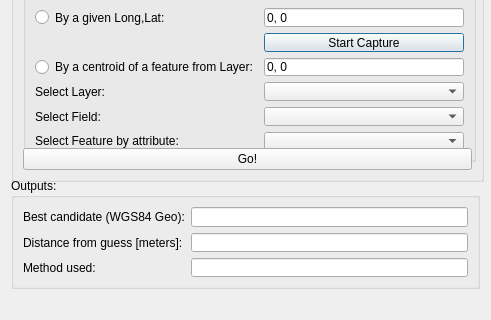
Before: the Qt Designer form CoordGuesser_dialog_base.ui in jicrbuh/CoordinateGuesser, drawn with Qt 5; both pictures show x 0 to 491 and y 313 to 633 of the 491 by 633 pixel window.
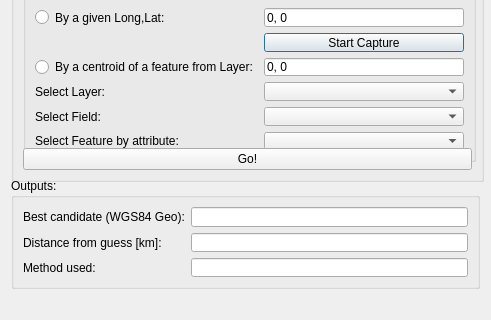
After: the same form once the commit is applied.

Commit message: changed distance units to km. changed output file name to old_file_name_output.csv. changed the example to a vector file with the world borders.

```diff
--- a/CoordGuesser_dialog_base.ui
+++ b/CoordGuesser_dialog_base.ui
@@ -66,7 +66,7 @@
       <item row="1" column="0">
        <widget class="QLabel" name="label_8">
         <property name="text">
-         <string>Distance from guess [meters]:</string>
+         <string>Distance from guess [km]:</string>
         </property>
        </widget>
       </item>
```
Left out of the diff: 2 changed lines with no effect on the pictures. The commit also changes 10 other files.
